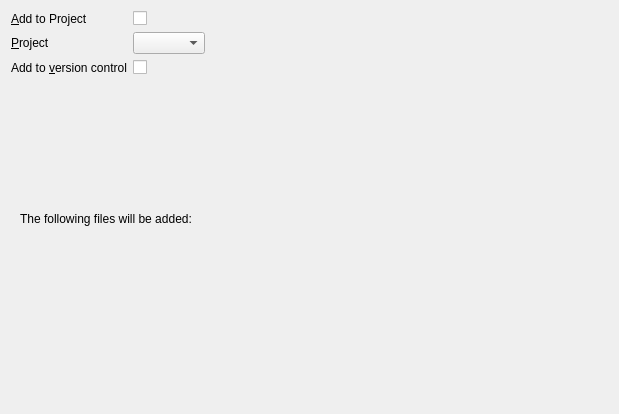
This is src/plugins/projectexplorer/projectwizardpage.ui in qt-creator/qt-creator as Qt 5 draws it before an edit. The edited form follows.
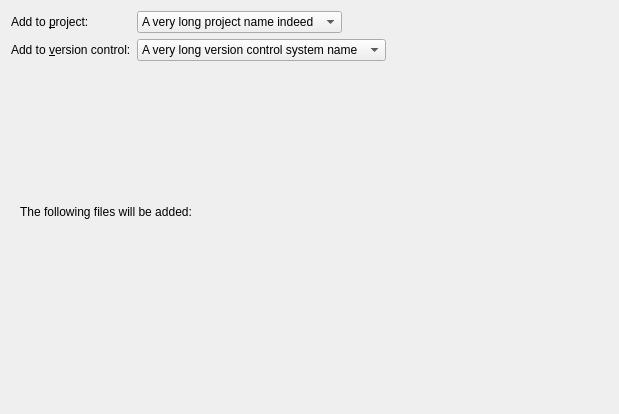
This is the edited form.

```diff
--- a/src/plugins/projectexplorer/projectwizardpage.ui
+++ b/src/plugins/projectexplorer/projectwizardpage.ui
@@ -20,43 +20,42 @@
       <enum>QFormLayout::ExpandingFieldsGrow</enum>
      </property>
      <item row="0" column="0">
-      <widget class="QLabel" name="addToProjectLabel">
-       <property name="text">
-        <string>&amp;Add to Project</string>
-       </property>
-       <property name="buddy">
-        <cstring>addToProjectCheckBox</cstring>
-       </property>
-      </widget>
-     </item>
-     <item row="0" column="1">
-      <widget class="QCheckBox" name="addToProjectCheckBox"/>
-     </item>
-     <item row="1" column="0">
       <widget class="QLabel" name="projectLabel">
        <property name="text">
-        <string>&amp;Project</string>
+        <string>Add to &amp;project:</string>
        </property>
        <property name="buddy">
         <cstring>projectComboBox</cstring>
        </property>
       </widget>
      </item>
-     <item row="1" column="1">
-      <widget class="QComboBox" name="projectComboBox"/>
+     <item row="0" column="1">
+      <widget class="QComboBox" name="projectComboBox">
+       <item>
+        <property name="text">
+         <string notr="true">A very long project name indeed</string>
+        </property>
+       </item>
+      </widget>
      </item>
-     <item row="2" column="0">
+     <item row="1" column="0">
       <widget class="QLabel" name="addToVersionControlLabel">
        <property name="text">
-        <string>Add to &amp;version control</string>
+        <string>Add to &amp;version control:</string>
        </property>
        <property name="buddy">
-        <cstring>addToVersionControlCheckBox</cstring>
+        <cstring>addToVersionControlComboBox</cstring>
        </property>
       </widget>
      </item>
-     <item row="2" column="1">
-      <widget class="QCheckBox" name="addToVersionControlCheckBox"/>
+     <item row="1" column="1">
+      <widget class="QComboBox" name="addToVersionControlComboBox">
+       <item>
+        <property name="text">
+         <string notr="true">A very long version control system name</string>
+        </property>
+       </item>
+      </widget>
      </item>
     </layout>
    </item>
@@ -96,7 +95,7 @@
         <x>0</x>
         <y>0</y>
         <width>611</width>
-        <height>305</height>
+        <height>328</height>
        </rect>
       </property>
       <layout class="QVBoxLayout" name="verticalLayout_2">
```
